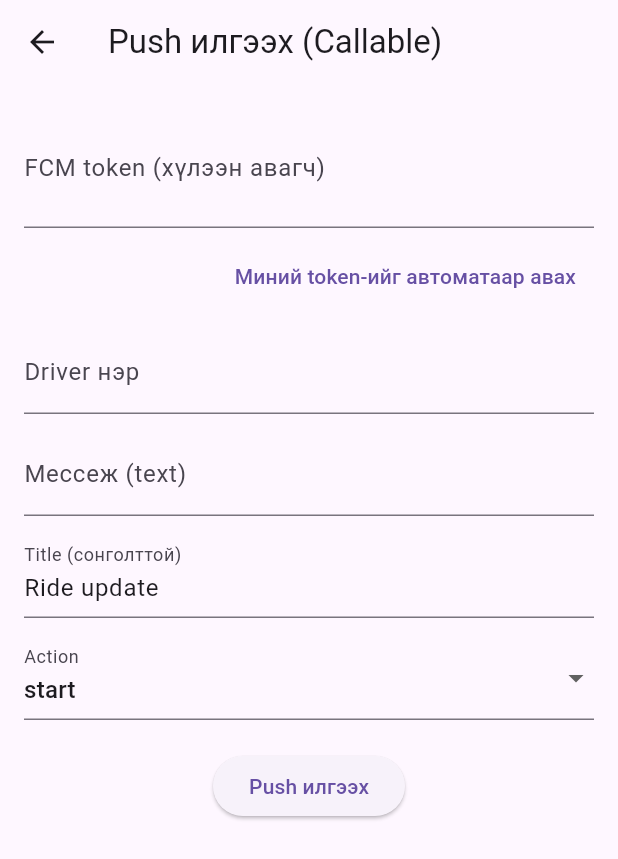
After one commit to softwareengineer111/lambda-test-notification-activity, a Flutter app: the screen it shows after launch, after a tap on "Open Send Notification Form", on a phone screen of 412 x 824 dp. The commit adds this screen. Shown: the top 859 px of the screen. Run offline on Flutter 3.47's test engine with Material 3 defaults, Android fonts, the phone set to English and light mode, and no system bars; our stand-ins replace cloud_functions, firebase_auth, firebase_core, firebase_messaging, flutter_local_notifications, permission_handler; missing offline and left inert: firebase_app_check, live_activities; accounts and stored records are empty.

Commit message:
[Fix] Send notification

```diff
--- a/lib/main.dart
+++ b/lib/main.dart
@@ -5,9 +5,17 @@ import 'package:permission_handler/permission_handler.dart';
 import 'package:firebase_core/firebase_core.dart';
 import 'package:firebase_messaging/firebase_messaging.dart';
 import 'package:live_activities/live_activities.dart';
+import 'package:flutter_local_notifications/flutter_local_notifications.dart';
+import 'package:firebase_app_check/firebase_app_check.dart';
+import 'package:cloud_functions/cloud_functions.dart';
+import 'package:firebase_auth/firebase_auth.dart';
+import 'screens/send_notification.dart';
 
 Future<void> _firebaseMessagingBackgroundHandler(RemoteMessage message) async {
   await Firebase.initializeApp();
+
+  // Enable Firebase App Check (required if enforceAppCheck: true)
+  await FirebaseAppCheck.instance.activate();
   print("🔥 Background message: ${message.notification?.title}");
   print("🔥 Background message: ${message.notification?.body}");
 }
@@ -25,12 +33,67 @@ void main() async {
   WidgetsFlutterBinding.ensureInitialized();
   await Firebase.initializeApp();
 
+  // Initialize local notifications for foreground display on Android/iOS
+  await _Notifications.init();
+
+  // App Check: use provided debug token if passed via dart-define, else default
+  const String kDebugAppCheckToken = String.fromEnvironment('FIREBASE_APPCHECK_DEBUG_TOKEN');
+  if (kDebugAppCheckToken.isNotEmpty) {
+    await FirebaseAppCheck.instance.activate(androidProvider: AndroidProvider.debug, appleProvider: AppleProvider.debug);
+  } else {
+    await FirebaseAppCheck.instance.activate();
+  }
+
   FirebaseMessaging.onBackgroundMessage(_firebaseMessagingBackgroundHandler);
 
   // Request notification permission on Android 13+
   await _requestNotificationPermission();
 
   runApp(const MyApp());
+}
+
+class _Notifications {
+  static final FlutterLocalNotificationsPlugin _plugin = FlutterLocalNotificationsPlugin();
+  static const AndroidNotificationChannel _channel = AndroidNotificationChannel(
+    'live_activity_channel',
+    'Live Activity Alerts',
+    description: 'Shows heads-up notifications for ride status',
+    importance: Importance.high,
+  );
+
+  static Future<void> init() async {
+    const AndroidInitializationSettings androidInit = AndroidInitializationSettings('@mipmap/ic_launcher');
+    final DarwinInitializationSettings iosInit = const DarwinInitializationSettings(
+      requestSoundPermission: true,
+      requestBadgePermission: true,
+      requestAlertPermission: true,
+    );
+    final InitializationSettings settings = InitializationSettings(android: androidInit, iOS: iosInit);
+    await _plugin.initialize(settings, onDidReceiveNotificationResponse: (NotificationResponse response) async {
+      // Forward actions via MethodChannel if desired
+      const nativeChannel = MethodChannel('com.example.foreground/service');
+      await nativeChannel.invokeMethod('onNotificationAction', {'action': response.payload});
+    });
+
+    // Android channel setup
+    await _plugin.resolvePlatformSpecificImplementation<AndroidFlutterLocalNotificationsPlugin>()?.createNotificationChannel(_channel);
+  }
+
+  static Future<void> show({required String title, required String body, String? payload}) async {
+    final androidDetails = AndroidNotificationDetails(
+      _channel.id,
+      _channel.name,
+      channelDescription: _channel.description,
+      importance: Importance.high,
+      priority: Priority.high,
+      category: AndroidNotificationCategory.call,
+      styleInformation: const BigTextStyleInformation(''),
+      ticker: 'ride_status',
+    );
+    const iosDetails = DarwinNotificationDetails(presentAlert: true, presentSound: true, presentBadge: false);
+    final details = NotificationDetails(android: androidDetails, iOS: iosDetails);
+    await _plugin.show(DateTime.now().millisecondsSinceEpoch ~/ 1000, title, body, details, payload: payload);
+  }
 }
 
 class MyApp extends StatefulWidget {
@@ -110,9 +173,16 @@ class _MyAppState extends State<MyApp> {
     super.initState();
 
     // Handle incoming FCM messages while app is in foreground
-    FirebaseMessaging.onMessage.listen((RemoteMessage message) {
+    FirebaseMessaging.onMessage.listen((RemoteMessage message) async {
       print('Message received: ${message.notification?.title}');
       final data = message.data;
+
+      // Show a local notification even when app is in foreground
+      await _Notifications.show(
+        title: message.notification?.title ?? data['title'] ?? 'Update',
+        body: message.notification?.body ?? data['body'] ?? 'Tap to view',
+        payload: data['action'] ?? 'open',
+      );
 
       if (data['action'] == 'start') {
         _startService(data['driver'] ?? 'Unknown');
@@ -290,6 +360,17 @@ class _MyAppState extends State<MyApp> {
                 onPressed: _endLiveActivity,
                 child: const Text('End Live Activity'),
               ),
+              const Divider(height: 32),
+              Builder(
+                builder: (ctx) => ElevatedButton(
+                  onPressed: () {
+                    Navigator.of(ctx).push(
+                      MaterialPageRoute(builder: (_) => const SendNotificationScreen()),
+                    );
+                  },
+                  child: const Text('Open Send Notification Form'),
+                ),
+              ),
             ],
           ),
         ),
--- /dev/null
+++ b/lib/screens/send_notification.dart
@@ -0,0 +1,193 @@
+import 'package:flutter/material.dart';
+import 'package:cloud_functions/cloud_functions.dart';
+import 'package:firebase_auth/firebase_auth.dart';
+import 'package:firebase_messaging/firebase_messaging.dart';
+
+import 'package:cloud_functions/cloud_functions.dart';
+import 'package:firebase_messaging/firebase_messaging.dart';
+import 'package:firebase_app_check/firebase_app_check.dart';
+import 'package:firebase_auth/firebase_auth.dart';
+
+class SendNotificationScreen extends StatefulWidget {
+  const SendNotificationScreen({Key? key}) : super(key: key);
+
+  @override
+  State<SendNotificationScreen> createState() => _SendNotificationScreenState();
+}
+
+class _SendNotificationScreenState extends State<SendNotificationScreen> {
+  final _formKey = GlobalKey<FormState>();
+  final TextEditingController _tokenCtrl = TextEditingController();
+  final TextEditingController _driverCtrl = TextEditingController();
+  final TextEditingController _textCtrl = TextEditingController();
+  final TextEditingController _titleCtrl = TextEditingController(text: 'Ride update');
+  String _action = 'start';
+  bool _loading = false;
+  String? _result;
+
+  @override
+  void dispose() {
+    _tokenCtrl.dispose();
+    _driverCtrl.dispose();
+    _textCtrl.dispose();
+    _titleCtrl.dispose();
+    super.dispose();
+  }
+
+  @override
+  void initState() {
+    super.initState();
+    _prefillToken();
+  }
+
+  Future<void> _prefillToken() async {
+    try {
+      final token = await FirebaseMessaging.instance.getToken();
+      if (token != null && token.isNotEmpty) {
+        _tokenCtrl.text = token;
+        setState(() {});
+      }
+    } catch (e) {
+      // Ignore errors, user can paste token manually
+    }
+  }
+
+  Future<void> _ensureSignedIn() async {
+    final auth = FirebaseAuth.instance;
+    if (auth.currentUser == null) {
+      await auth.signInAnonymously();
+    }
+  }
+
+  Future<void> sendRide({
+    required String driver,
+    required String text,
+    String action = 'start',
+    String title = 'Ride update',
+  }) async {
+    if (FirebaseAuth.instance.currentUser == null) {
+      await FirebaseAuth.instance.signInAnonymously();
+    }
+    await FirebaseAppCheck.instance.activate();
+
+    final token = await FirebaseMessaging.instance.getToken();
+    if (token == null) throw Exception('FCM token unavailable');
+
+    final callable = FirebaseFunctions.instanceFor(region: 'us-central1').httpsCallable('sendRideNotification');
+
+    final res = await callable.call({
+      'token': token,
+      'driver': driver,
+      'text': text,
+      'action': action,
+      'title': title,
+    });
+    // res.data -> { success: true, action: ... }
+  }
+
+  Future<void> _send() async {
+    if (!_formKey.currentState!.validate()) return;
+    setState(() {
+      _loading = true;
+      _result = null;
+    });
+    try {
+      await _ensureSignedIn();
+      // Cloud Functions region must match deployment (us-central1)
+      final functions = FirebaseFunctions.instanceFor(region: 'us-central1');
+      final callable = functions.httpsCallable('sendRideNotification');
+      final resp = await callable.call(<String, dynamic>{
+        'token': _tokenCtrl.text.trim(),
+        'driver': _driverCtrl.text.trim(),
+        'text': _textCtrl.text.trim(),
+        'action': _action,
+        'title': _titleCtrl.text.trim(),
+      });
+      setState(() {
+        _result = 'Амжилттай: ${resp.data}';
+      });
+    } on FirebaseFunctionsException catch (e) {
+      setState(() {
+        _result = 'Function алдаа: ${e.code} ${e.message}';
+      });
+    } catch (e) {
+      setState(() {
+        _result = 'Алдаа: $e';
+      });
+    } finally {
+      setState(() {
+        _loading = false;
+      });
+    }
+  }
+
+  @override
+  Widget build(BuildContext context) {
+    return Scaffold(
+      appBar: AppBar(title: const Text('Push илгээх (Callable)')),
+      body: SingleChildScrollView(
+        padding: const EdgeInsets.all(16),
+        child: Form(
+          key: _formKey,
+          child: Column(
+            children: [
+              TextFormField(
+                controller: _tokenCtrl,
+                decoration: const InputDecoration(labelText: 'FCM token (хүлээн авагч)'),
+                validator: (v) => (v == null || v.trim().isEmpty) ? 'Token шаардлагатай' : null,
+                maxLines: 2,
+              ),
+              const SizedBox(height: 8),
+              Align(
+                alignment: Alignment.centerRight,
+                child: TextButton(
+                  onPressed: _prefillToken,
+                  child: const Text('Миний token-ийг автоматаар авах'),
+                ),
+              ),
+              const SizedBox(height: 12),
+              TextFormField(
+                controller: _driverCtrl,
+                decoration: const InputDecoration(labelText: 'Driver нэр'),
+                validator: (v) => (v == null || v.trim().isEmpty) ? 'Driver шаардлагатай' : null,
+              ),
+              const SizedBox(height: 12),
+              TextFormField(
+                controller: _textCtrl,
+                decoration: const InputDecoration(labelText: 'Мессеж (text)'),
+                validator: (v) => (v == null || v.trim().isEmpty) ? 'Text шаардлагатай' : null,
+              ),
+              const SizedBox(height: 12),
+              TextFormField(
+                controller: _titleCtrl,
+                decoration: const InputDecoration(labelText: 'Title (сонголттой)'),
+              ),
+              const SizedBox(height: 12),
+              DropdownButtonFormField<String>(
+                value: _action,
+                items: const [
+                  DropdownMenuItem(value: 'start', child: Text('start')),
+                  DropdownMenuItem(value: 'update', child: Text('update')),
+                  DropdownMenuItem(value: 'stop', child: Text('stop')),
+                ],
+                onChanged: (v) {
+                  if (v != null) setState(() => _action = v);
+                },
+                decoration: const InputDecoration(labelText: 'Action'),
+              ),
+              const SizedBox(height: 20),
+              _loading
+                  ? const CircularProgressIndicator()
+                  : ElevatedButton(
+                      onPressed: _send,
+                      child: const Text('Push илгээх'),
+                    ),
+              const SizedBox(height: 16),
+              if (_result != null) SelectableText(_result!),
+            ],
+          ),
+        ),
+      ),
+    );
+  }
+}
--- a/pubspec.yaml
+++ b/pubspec.yaml
@@ -39,6 +39,10 @@ dependencies:
   firebase_messaging: ^15.0.0
   live_activities: ^2.4.2
 
+  flutter_local_notifications: ^17.2.2
+  firebase_auth: ^5.0.0
+  cloud_functions: ^5.0.0
+  firebase_app_check: ^0.3.2+10
 dev_dependencies:
   flutter_test:
     sdk: flutter
```
Also changed, not shown: pubspec.lock, 4 other files.
